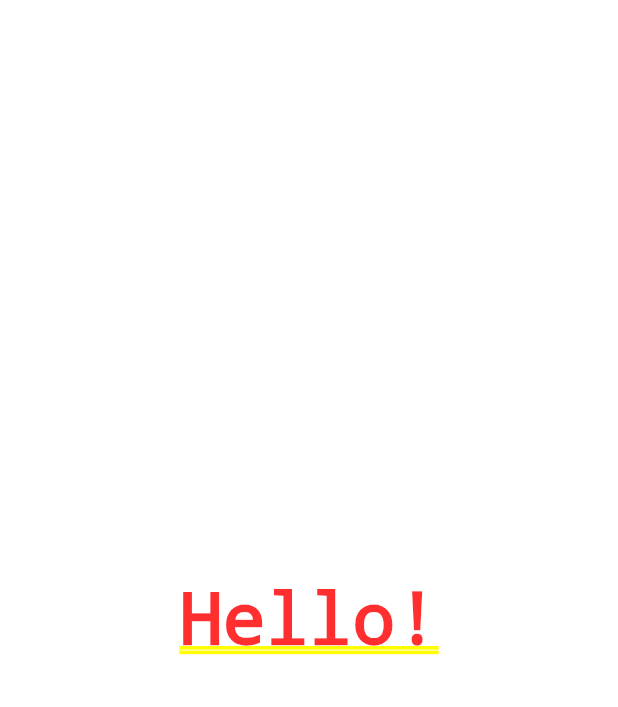
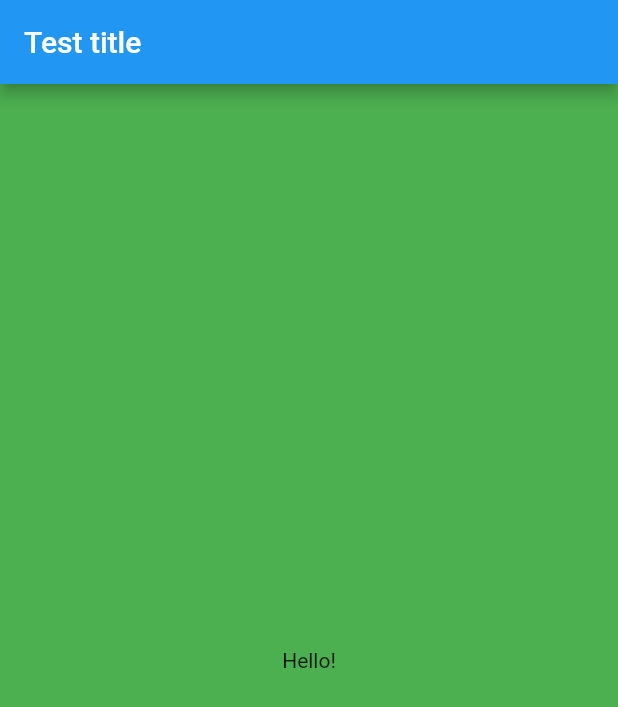
Before and after one commit to bxmeta/places, a Flutter app: the screen it shows after launch, on a phone screen of 412 x 824 dp. Shown: the top 707 px of the screen. Run offline on Flutter 3.47's test engine with Material 2 defaults, Android fonts, the phone set to English and light mode, and no system bars.

Commit message:
new main screen

```diff
--- a/lib/main.dart
+++ b/lib/main.dart
@@ -1,4 +1,5 @@
 import 'package:flutter/material.dart';
+import 'package:places/ui/screen/sight_list_screen.dart';
 
 void main() {
   runApp(App());
@@ -7,195 +8,6 @@ void main() {
 class App extends StatelessWidget {
   @override
   Widget build(BuildContext context) {
-    return MaterialApp(
-      title: 'Demo',
-      home: MyFirstWidget()
-    );
+    return MaterialApp(title: 'Demo', home: SightListScreen());
   }
 }
-
-// class MyFirstWidget extends StatelessWidget {
-//   static int _counter = 0;
-//   Type getRunTypeType(context) {
-//     return context.runtimeType;
-//   }
-//   @override
-//   Widget build(BuildContext context) {
-//     ++_counter;
-//     print(_counter);
-//     print(getRunTypeType(context));
-//     return Container(
-//       child: Center(
-//         child: Text('Hello!'),
-//       ),
-//     );
-//   }
-// }
-
-class MyFirstWidget extends StatefulWidget {
-  const MyFirstWidget({Key? key}) : super(key: key);
-  @override
-  _MyFirstWidgetState createState() => _MyFirstWidgetState();
-}
-
-class _MyFirstWidgetState extends State<MyFirstWidget> {
-  int _counter = 0;
-  Type getRunTypeType(context) {
-    return context.runtimeType;
-  }
-  @override
-  Widget build(BuildContext context) {
-    ++_counter;
-    print(getRunTypeType(context));
-    print(_counter);
-    return Container(
-      child: Center(
-        child: Text('Hello!'),
-      ),
-    );
-  }
-}
-
-
-
-class MyApp extends StatelessWidget {
-  // This widget is the root of your application.
-  @override
-  Widget build(BuildContext context) {
-    return MaterialApp(
-      title: 'Flutter Demo',
-      theme: ThemeData(
-        // This is the theme of your application.
-        //
-        // Try running your application with "flutter run". You'll see the
-        // application has a blue toolbar. Then, without quitting the app, try
-        // changing the primarySwatch below to Colors.green and then invoke
-        // "hot reload" (press "r" in the console where you ran "flutter run",
-        // or simply save your changes to "hot reload" in a Flutter IDE).
-        // Notice that the counter didn't reset back to zero; the application
-        // is not restarted.
-        primarySwatch: Colors.blue,
-      ),
-      home: MyFirstWidget(),
-    );
-  }
-}
-
-// class MyFirstWidget extends StatefulWidget {
-//   const MyFirstWidget({Key? key}) : super(key: key);
-//   @override
-//   _MyFirstWidgetState createState() => _MyFirstWidgetState();
-// }
-//
-// class _MyFirstWidgetState extends State<MyFirstWidget> {
-//   int _counter = 0;
-//   @override
-//   Widget build(BuildContext context) {
-//     ++_counter;
-//     print(_counter);
-//     return Container(
-//       child: Center(
-//         child: Text('Hello!'),
-//       ),
-//     );
-//   }
-// }
-
-class MyFirstWidget extends StatelessWidget {
-  int _counter = 0;
-  @override
-  Widget build(BuildContext context) {
-    ++_counter;
-    print(_counter);
-    return Container(
-      child: Center(
-        child: Text('Hello!'),
-      ),
-    );
-  }
-}
-
-class MyHomePage extends StatefulWidget {
-  MyHomePage({Key? key, required this.title}) : super(key: key);
-
-  // This widget is the home page of your application. It is stateful, meaning
-  // that it has a State object (defined below) that contains fields that affect
-  // how it looks.
-
-  // This class is the configuration for the state. It holds the values (in this
-  // case the title) provided by the parent (in this case the App widget) and
-  // used by the build method of the State. Fields in a Widget subclass are
-  // always marked "final".
-
-  final String title;
-
-  @override
-  _MyHomePageState createState() => _MyHomePageState();
-}
-
-class _MyHomePageState extends State<MyHomePage> {
-  int _counter = 0;
-
-  void _incrementCounter() {
-    setState(() {
-      // This call to setState tells the Flutter framework that something has
-      // changed in this State, which causes it to rerun the build method below
-      // so that the display can reflect the updated values. If we changed
-      // _counter without calling setState(), then the build method would not be
-      // called again, and so nothing would appear to happen.
-      _counter++;
-    });
-  }
-
-  @override
-  Widget build(BuildContext context) {
-    // This method is rerun every time setState is called, for instance as done
-    // by the _incrementCounter method above.
-    //
-    // The Flutter framework has been optimized to make rerunning build methods
-    // fast, so that you can just rebuild anything that needs updating rather
-    // than having to individually change instances of widgets.
-    return Scaffold(
-      appBar: AppBar(
-        // Here we take the value from the MyHomePage object that was created by
-        // the App.build method, and use it to set our appbar title.
-        title: Text(widget.title),
-      ),
-      body: Center(
-        // Center is a layout widget. It takes a single child and positions it
-        // in the middle of the parent.
-        child: Column(
-          // Column is also a layout widget. It takes a list of children and
-          // arranges them vertically. By default, it sizes itself to fit its
-          // children horizontally, and tries to be as tall as its parent.
-          //
-          // Invoke "debug painting" (press "p" in the console, choose the
-          // "Toggle Debug Paint" action from the Flutter Inspector in Android
-          // Studio, or the "Toggle Debug Paint" command in Visual Studio Code)
-          // to see the wireframe for each widget.
-          //
-          // Column has various properties to control how it sizes itself and
-          // how it positions its children. Here we use mainAxisAlignment to
-          // center the children vertically; the main axis here is the vertical
-          // axis because Columns are vertical (the cross axis would be
-          // horizontal).
-          mainAxisAlignment: MainAxisAlignment.center,
-          children: <Widget>[
-            Text(
-              'You have pushed the button this many times:',
-            ),
-            Text(
-              '$_counter',
-              style: Theme.of(context).textTheme.headline4,
-            ),
-          ],
-        ),
-      ),
-      floatingActionButton: FloatingActionButton(
-        onPressed: _incrementCounter,
-        tooltip: 'Increment',
-        child: Icon(Icons.add),
-      ), // This trailing comma makes auto-formatting nicer for build methods.
-    );
-  }
-}
--- /dev/null
+++ b/lib/ui/screen/sight_list_screen.dart
@@ -0,0 +1,23 @@
+import 'package:flutter/material.dart';
+
+class SightListScreen extends StatefulWidget {
+  const SightListScreen({Key? key}) : super(key: key);
+
+  @override
+  _SightListScreenState createState() => _SightListScreenState();
+}
+
+class _SightListScreenState extends State<SightListScreen> {
+
+  @override
+  Widget build(BuildContext context) {
+    return Scaffold (
+      resizeToAvoidBottomInset: false,
+      appBar: AppBar(
+        title: const Text('Test title'),
+      ),
+      body: Center(child: Text("Hello!")),
+      backgroundColor: Colors.green,
+    );
+  }
+}
```
